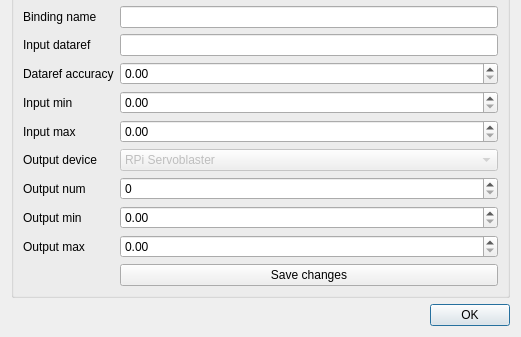
Old version of the form dialogs/hardwaredialog.ui in the repository vranki/ExtPlane-Panel; both pictures show x 0 to 521 and y 215 to 552 of the 521 by 552 pixel window.
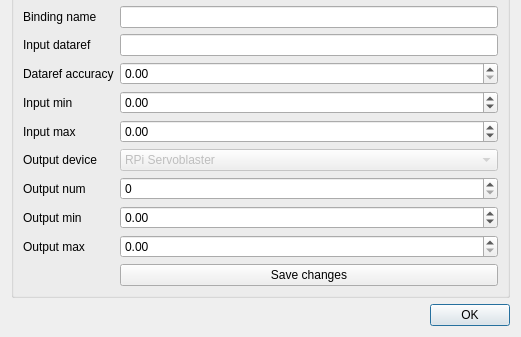
New version of the form.

The edit to the form file:
```diff
--- a/dialogs/hardwaredialog.ui
+++ b/dialogs/hardwaredialog.ui
@@ -88,10 +88,24 @@
        </widget>
       </item>
       <item row="3" column="1">
-       <widget class="QDoubleSpinBox" name="inputMinSpinbox"/>
+       <widget class="QDoubleSpinBox" name="inputMinSpinbox">
+        <property name="minimum">
+         <double>-99999.000000000000000</double>
+        </property>
+        <property name="maximum">
+         <double>99999.990000000005239</double>
+        </property>
+       </widget>
       </item>
       <item row="4" column="1">
-       <widget class="QDoubleSpinBox" name="inputMaxSpinbox"/>
+       <widget class="QDoubleSpinBox" name="inputMaxSpinbox">
+        <property name="minimum">
+         <double>-99999.000000000000000</double>
+        </property>
+        <property name="maximum">
+         <double>99999.000000000000000</double>
+        </property>
+       </widget>
       </item>
       <item row="6" column="0">
        <widget class="QLabel" name="label_4">
@@ -111,7 +125,14 @@
        </widget>
       </item>
       <item row="7" column="1">
-       <widget class="QDoubleSpinBox" name="outputMinSpinbox"/>
+       <widget class="QDoubleSpinBox" name="outputMinSpinbox">
+        <property name="minimum">
+         <double>-99999.000000000000000</double>
+        </property>
+        <property name="maximum">
+         <double>99999.000000000000000</double>
+        </property>
+       </widget>
       </item>
       <item row="8" column="0">
        <widget class="QLabel" name="label_6">
```
